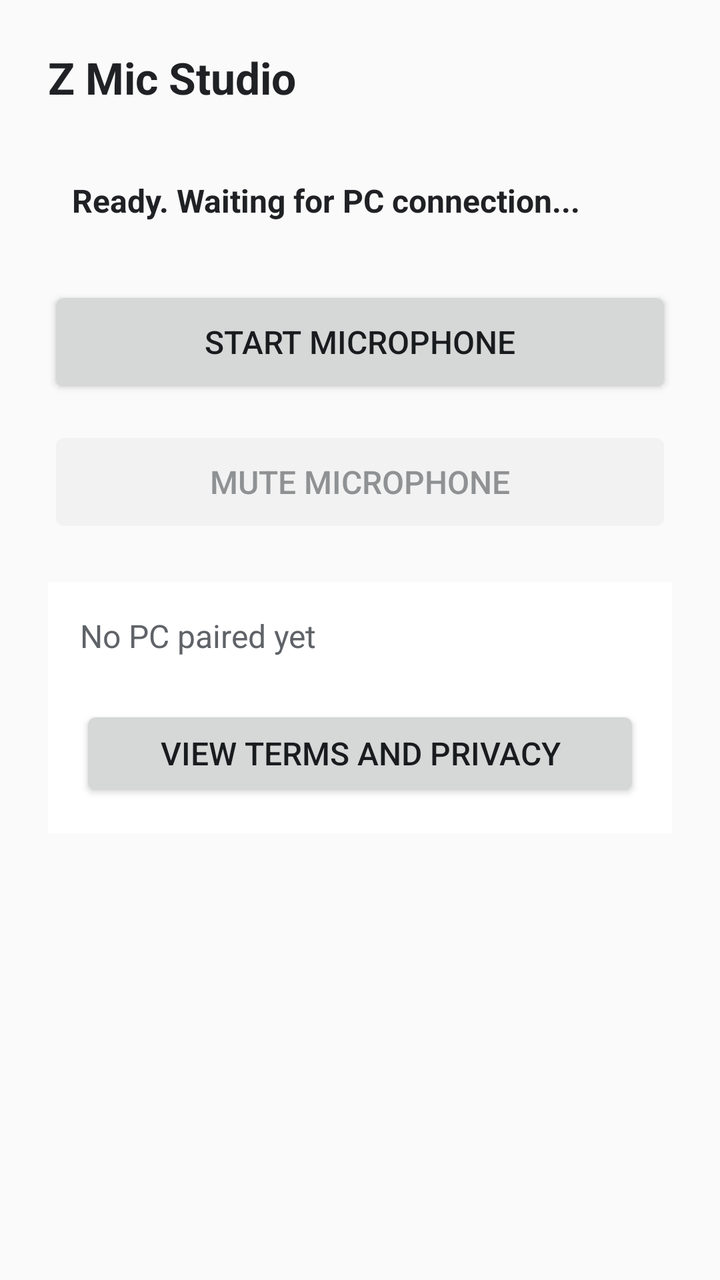
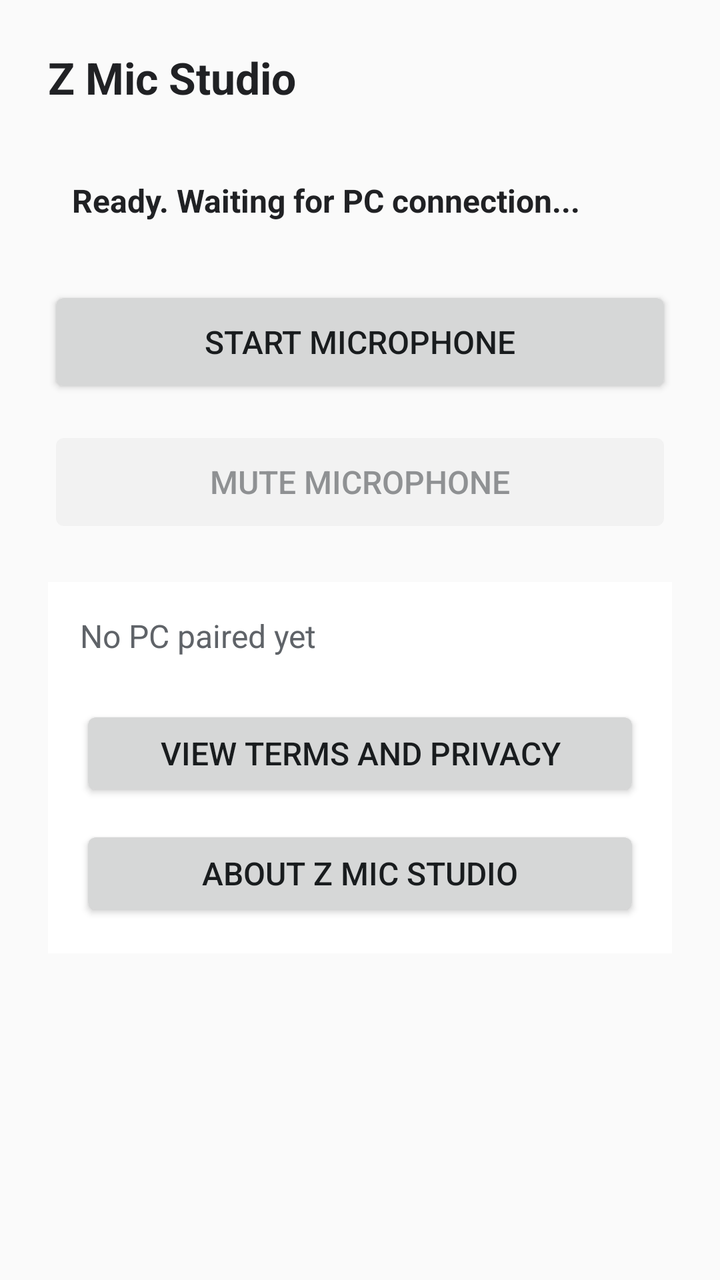

The first picture is an Android layout as it rendered before a commit; the second is the same layout after the commit. The layout source and the unified diff follow.
<!-- AndroidManifest.xml: application theme AppTheme -->
<!-- res/layout/activity_main.xml -->
<?xml version="1.0" encoding="utf-8"?>
<ScrollView xmlns:android="http://schemas.android.com/apk/res/android"
    android:layout_width="match_parent"
    android:layout_height="match_parent"
    android:fillViewport="true"
    android:background="@color/background"
    android:accessibilityPaneTitle="@string/label_title"
    android:fadeScrollbars="false">

    <LinearLayout
        android:layout_width="match_parent"
        android:layout_height="wrap_content"
        android:orientation="vertical"
        android:paddingStart="24dp"
        android:paddingEnd="24dp"
        android:paddingTop="24dp"
        android:paddingBottom="24dp">

        <TextView
            android:id="@+id/tvAppTitle"
            android:layout_width="match_parent"
            android:layout_height="wrap_content"
            android:text="@string/label_title"
            android:textSize="22sp"
            android:textStyle="bold"
            android:textColor="@color/text_primary"
            android:accessibilityHeading="true"
            android:layout_marginBottom="24dp" />

        
        <TextView
            android:id="@+id/tvStatus"
            android:layout_width="match_parent"
            android:layout_height="wrap_content"
            android:text="@string/status_ready"
            android:textSize="16sp"
            android:textStyle="bold"
            android:textColor="@color/text_primary"
            android:accessibilityLiveRegion="polite"
            android:padding="12dp"
            android:layout_marginBottom="20dp" />

        <Button
            android:id="@+id/btnToggleStream"
            android:layout_width="match_parent"
            android:layout_height="wrap_content"
            android:minHeight="56dp"
            android:text="@string/btn_start_streaming"
            android:textSize="16sp"
            android:layout_marginBottom="14dp" />

        <Button
            android:id="@+id/btnMuteStream"
            android:layout_width="match_parent"
            android:layout_height="wrap_content"
            android:minHeight="56dp"
            android:text="@string/btn_mute"
            android:textSize="16sp"
            android:enabled="false"
            android:layout_marginBottom="14dp" />

        
        <Button
            android:id="@+id/btnOpenSettings"
            android:layout_width="match_parent"
            android:layout_height="wrap_content"
            android:minHeight="56dp"
            android:text="@string/btn_open_settings"
            android:textSize="16sp"
            android:contentDescription="@string/cd_open_settings"
            android:visibility="gone"
            android:layout_marginBottom="20dp" />

        <LinearLayout
            android:layout_width="match_parent"
            android:layout_height="wrap_content"
            android:orientation="vertical"
            android:background="@color/surface"
            android:padding="16dp"
            android:layout_marginTop="8dp"
            android:screenReaderFocusable="false"
            android:importantForAccessibility="no">

            
            <TextView
                android:id="@+id/tvPairedDevice"
                android:layout_width="match_parent"
                android:layout_height="wrap_content"
                android:text="@string/label_no_paired_device"
                android:textSize="16sp"
                android:textColor="@color/text_secondary"
                android:accessibilityLiveRegion="polite"
                android:layout_marginBottom="12dp" />

            <Button
                android:id="@+id/btnForgetPaired"
                android:layout_width="match_parent"
                android:layout_height="wrap_content"
                android:minHeight="48dp"
                android:text="@string/btn_forget_paired"
                android:textSize="16sp"
                android:contentDescription="@string/cd_forget_paired"
                android:visibility="gone" />

            <Button
                android:id="@+id/btnViewTerms"
                android:layout_width="match_parent"
                android:layout_height="wrap_content"
                android:minHeight="48dp"
                android:layout_marginTop="12dp"
                android:text="@string/btn_view_terms"
                android:textSize="16sp"
                android:contentDescription="@string/cd_view_terms" />
        </LinearLayout>

    </LinearLayout>
</ScrollView>
<!-- resources referenced by this layout -->
<resources>
  <color name="background">#FAFAFA</color>
  <color name="surface">#FFFFFF</color>
  <color name="text_primary">#202124</color>
  <color name="text_secondary">#5F6368</color>
  <string name="btn_forget_paired">Forget Paired PC</string>
  <string name="btn_mute">Mute Microphone</string>
  <string name="btn_open_settings">Open App Settings</string>
  <string name="btn_start_streaming">Start Microphone</string>
  <string name="btn_view_terms">View Terms and Privacy</string>
  <string name="cd_forget_paired">Forget Paired PC. Removes the paired computer and needs a new connection</string>
  <string name="cd_open_settings">Open the system settings for Z Mic Studio</string>
  <string name="cd_view_terms">Read the Terms and Privacy</string>
  <string name="label_no_paired_device">No PC paired yet</string>
  <string name="label_title">Z Mic Studio</string>
  <string name="status_ready">Ready. Waiting for PC connection...</string>
  <style name="AppTheme" parent="@android:style/Theme.DeviceDefault.Light" />
</resources>

<!-- the commit's change to res/layout/activity_main.xml (unified diff, before → after) -->
@@ -111,6 +111,17 @@
                 android:text="@string/btn_view_terms"
                 android:textSize="16sp"
                 android:contentDescription="@string/cd_view_terms" />
+
+            
+            <Button
+                android:id="@+id/btnAbout"
+                android:layout_width="match_parent"
+                android:layout_height="wrap_content"
+                android:minHeight="48dp"
+                android:layout_marginTop="12dp"
+                android:text="@string/btn_about"
+                android:textSize="16sp"
+                android:contentDescription="@string/cd_about" />
         </LinearLayout>
 
     </LinearLayout>
<!-- resource entries referenced after the edit -->
@@ -4,11 +4,13 @@
   <color name="surface">#FFFFFF</color>
   <color name="text_primary">#202124</color>
   <color name="text_secondary">#5F6368</color>
+  <string name="btn_about">About Z Mic Studio</string>
   <string name="btn_forget_paired">Forget Paired PC</string>
   <string name="btn_mute">Mute Microphone</string>
   <string name="btn_open_settings">Open App Settings</string>
   <string name="btn_start_streaming">Start Microphone</string>
   <string name="btn_view_terms">View Terms and Privacy</string>
+  <string name="cd_about">About Z Mic Studio. Shows the version, who made it, and how to send feedback.</string>
   <string name="cd_forget_paired">Forget Paired PC. Removes the paired computer and needs a new connection</string>
   <string name="cd_open_settings">Open the system settings for Z Mic Studio</string>
   <string name="cd_view_terms">Read the Terms and Privacy</string>
